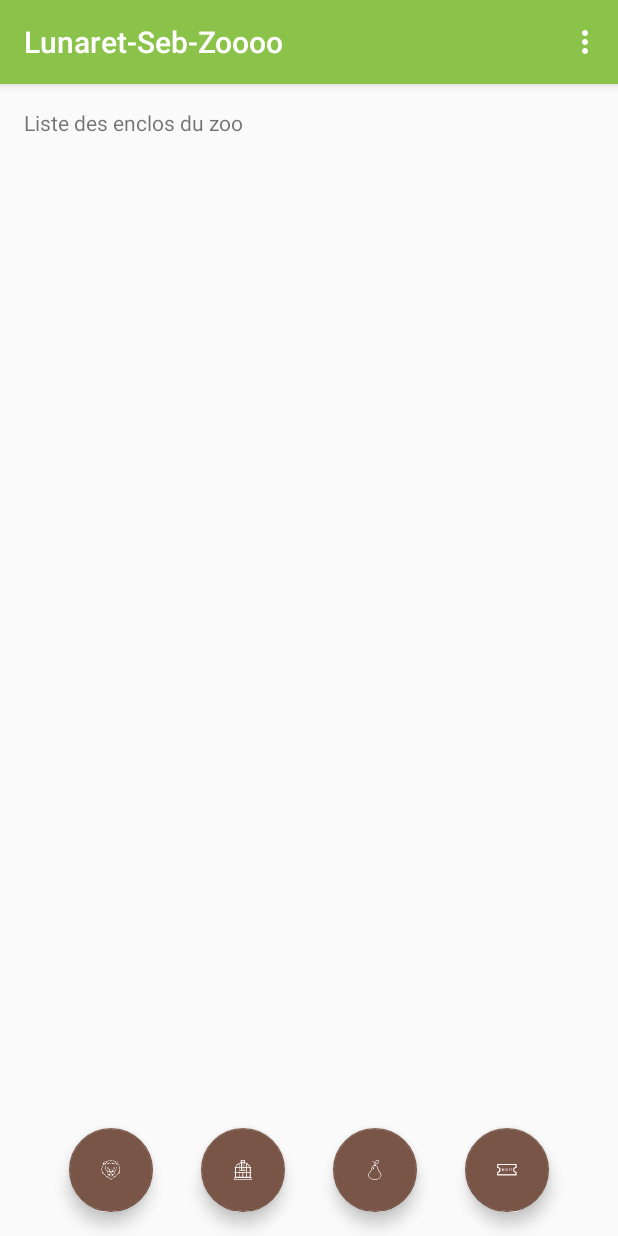
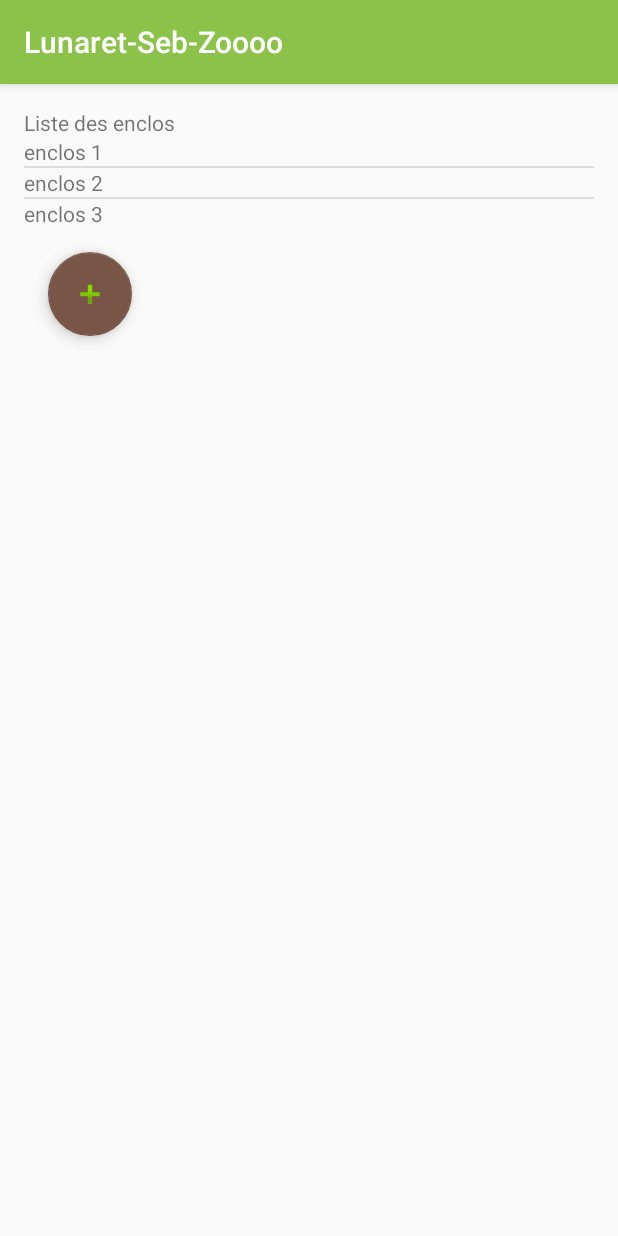
Before and after one commit to ZooDevTeam2/AndroidZooTeam2, an Android app: the screen it shows after launch (MainActivity before the commit, ListEnclosActivity after it), after a tap on an icon or button, on a phone screen of 412 x 824 dp. Run offline under Robolectric (Android 15) with nearby library versions, the light colour scheme and no system bars.

Commit message:
enclos merge

```diff
--- a/app/src/main/AndroidManifest.xml
+++ b/app/src/main/AndroidManifest.xml
@@ -25,9 +25,11 @@
         <activity android:name=".animaux.FormAddAnimaux" />
         <activity android:name=".stock.ListStockActivity" />
         <activity android:name=".stock.DetailStockActivity" />
-        >>>>>>> kevin_stocklist
         <activity android:name=".ticket.ListTicketActivity" />
         <activity android:name=".ticket.DetailTicketActivity"></activity>
+        <activity android:name=".stock.DetailStockActivity"></activity>
+        <activity android:name=".enclos.ListEnclosActivity"></activity>
+        <activity android:name=".enclos.DetailEnclos"></activity>
     </application>
 
 </manifest>
--- a/app/src/main/java/com/lunaret_seb/hb/lunaret_seb_zoo/MainActivity.java
+++ b/app/src/main/java/com/lunaret_seb/hb/lunaret_seb_zoo/MainActivity.java
@@ -11,6 +11,7 @@ import android.view.Menu;
 import android.view.MenuItem;
 import android.widget.TextView;
 import com.lunaret_seb.hb.lunaret_seb_zoo.animaux.Listeanimaux;
+import com.lunaret_seb.hb.lunaret_seb_zoo.enclos.ListEnclosActivity;
 import com.lunaret_seb.hb.lunaret_seb_zoo.stock.ListStockActivity;
 import com.lunaret_seb.hb.lunaret_seb_zoo.ticket.ListTicketActivity;
 
@@ -42,6 +43,8 @@ public class MainActivity extends AppCompatActivity {
             @Override
             public void onClick(View view) {
                 textList.setText("Liste des enclos du zoo");
+                Intent intent = new Intent(MainActivity.this, ListEnclosActivity.class);
+                startActivity(intent);
             }
         });
         FloatingActionButton fab_stock = (FloatingActionButton) findViewById(R.id.fab_stock);
--- /dev/null
+++ b/app/src/main/java/com/lunaret_seb/hb/lunaret_seb_zoo/enclos/Enclos.java
@@ -0,0 +1,48 @@
+package com.lunaret_seb.hb.lunaret_seb_zoo.enclos;
+
+import java.io.Serializable;
+
+/**
+ * Created by KEVIN on 07/06/2016.
+ */
+public class Enclos implements Serializable {
+
+    private String name;
+    private int area;
+private String description;
+
+    public Enclos(String name, int area, String description) {
+        this.name = name;
+        this.area = area;
+        this.description = description;
+    }
+    public Enclos(String name) {
+        this.name = name;
+    }
+    @Override
+    public String toString() {
+        return  this.getName();
+    }
+    public String getName() {
+        return this.name;
+    }
+
+    public void setName(String name) {
+        this.name = name;
+    }
+    public String getDescription() {
+        return this.name;
+    }
+
+    public void setDescription(String description) {
+        this.description = description;
+    }
+
+    public int getArea() {
+        return this.area;
+    }
+
+    public void setArea(int area) {
+        this.area = area;
+    }
+}
--- /dev/null
+++ b/app/src/main/java/com/lunaret_seb/hb/lunaret_seb_zoo/enclos/ListEnclosActivity.java
@@ -0,0 +1,55 @@
+package com.lunaret_seb.hb.lunaret_seb_zoo.enclos;
+
+import android.content.Intent;
+import android.os.Bundle;
+import android.support.v7.app.AppCompatActivity;
+import android.view.View;
+import android.widget.AdapterView;
+import android.widget.ArrayAdapter;
+import android.widget.ListView;
+import android.widget.TextView;
+
+import com.lunaret_seb.hb.lunaret_seb_zoo.R;
+
+import java.util.ArrayList;
+import java.util.List;
+
+public class ListEnclosActivity extends AppCompatActivity {
+    Enclos stock1 = new Enclos("enclos 1",1500,"Situe dans la partie nord du zoo, superficie de 1500 m2 ");
+    Enclos stock2 = new Enclos("enclos 2",70,"");
+    Enclos stock3 = new Enclos("enclos 3",50,"Situe dans la partie sud du zoo, cet enclo..... blabla");
+
+    List<Enclos> listEnclos = new ArrayList<>();
+
+    @Override
+    protected void onCreate(Bundle savedInstanceState) {
+        super.onCreate(savedInstanceState);
+        setContentView(R.layout.activity_list_stock);
+        //Display of the text introduction of the activity
+        final TextView textList = (TextView)findViewById(R.id.text_list_app);
+        textList.setText("Liste des enclos");
+
+        //Hard creation of the list of referenced stock
+        listEnclos.add(stock1);
+        listEnclos.add(stock2);
+        listEnclos.add(stock3);
+
+        //Initialization of the adapter
+        ArrayAdapter<Enclos> adapter= new ArrayAdapter<Enclos>(this,
+                       R.layout.item_liste, R.id.text, listEnclos);
+
+        ListView listView = (ListView) findViewById(R.id.list);
+        //Here, the id of the view is linking directly on the id of the ListView of
+        // the associated layout
+        //Then, send to the view
+        listView.setAdapter(adapter);
+
+        listView.setOnItemClickListener(new AdapterView.OnItemClickListener() {
+            @Override
+            public void onItemClick(AdapterView<?> parent, View view, int position, long id) {
+                Intent intent = new Intent(ListEnclosActivity.this, DetailEnclos.class).putExtra("stock", listEnclos.get(position)  );
+                startActivity(intent);
+            }
+        });
+    }
+}
```
Also changed, not shown: app/src/main/java/com/lunaret_seb/hb/lunaret_seb_zoo/enclos/DetailEnclos.java (added, +41 -0 lines), app/src/main/java/com/lunaret_seb/hb/lunaret_seb_zoo/enclos/FormAddEnclos.java (added, +40 -0 lines), app/src/main/res/layout/activity_detail_enclos.xml (+25 -3 lines), app/src/main/res/layout/activity_form_add_enclos.xml (added, +58 -0 lines), app/src/main/res/layout/activity_liste_enclos.xml (+27 -0 lines).
